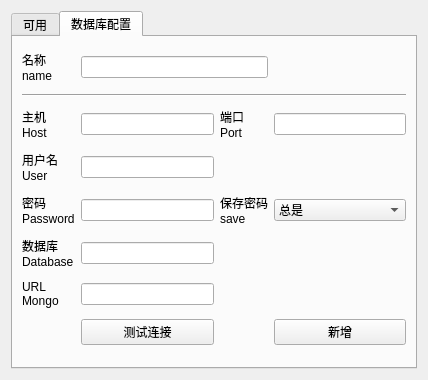
Before: the Qt Designer form app/ui/db.ui in ctpbee/ctpbee_desktop, drawn with Qt 5.
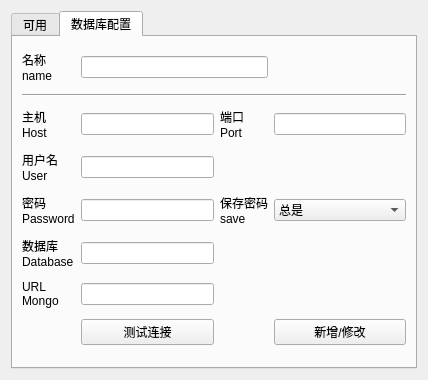
After: the same form once the commit is applied. The open tabs and pages were chosen to show the change.

Diff of the .ui file:
```diff
--- a/app/ui/db.ui
+++ b/app/ui/db.ui
@@ -165,7 +165,7 @@
        <item row="7" column="3">
         <widget class="QPushButton" name="ok_btn">
          <property name="text">
-          <string>新增</string>
+          <string>新增/修改</string>
          </property>
         </widget>
        </item>
```
